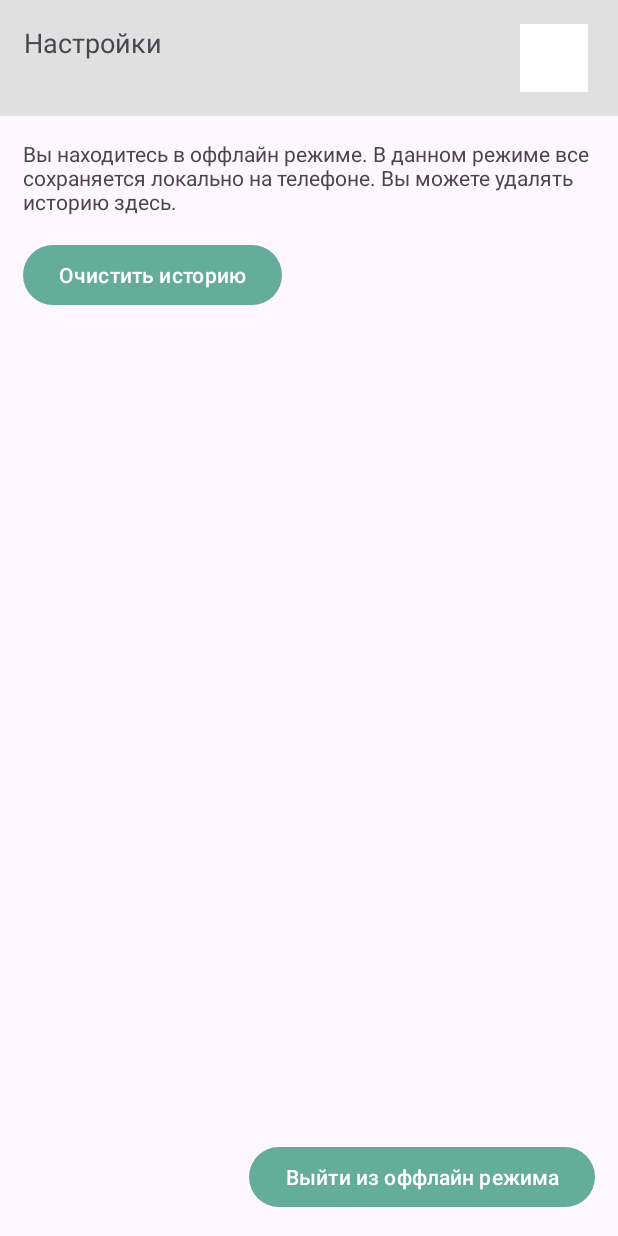
After one commit to NastyaKuznet/FocusTime, an Android app: the layout fragment_offline_setting.xml on its own in the app's theme, with its tools: preview values and no code run, on a phone screen of 412 x 824 dp. The commit adds this screen. Run offline under Robolectric (Android 15) with nearby library versions, the phone set to English and light mode, and no system bars.

Commit message:
maybe final offline mode and add dialog window for exit timer with system buttons

```diff
--- a/app/src/main/java/com/example/focustime/di/AppBindsModule.kt
+++ b/app/src/main/java/com/example/focustime/di/AppBindsModule.kt
@@ -87,6 +87,9 @@ interface AppBindsModule {
     fun bindAddIndicatorLocalUseCase(useCase: AddIndicatorLocalUseCaseImpl): AddIndicatorLocalUseCase
 
     @Binds
+    fun bindDeleteAllIndicatorsLocalUseCase(useCase: DeleteAllIndicatorsLocalUseCaseImpl): DeleteAllIndicatorsLocalUseCase
+
+    @Binds
     //@Singleton
     fun bindLocalDatabaseRepository(repository: LocalDatabaseRepositoryImpl): LocalDatabaseRepository
 
--- a/app/src/main/java/com/example/focustime/di/AppComponent.kt
+++ b/app/src/main/java/com/example/focustime/di/AppComponent.kt
@@ -15,6 +15,7 @@ import com.example.focustime.presentation.acceptRequest.AcceptRequestFragment
 import com.example.focustime.presentation.accountUser.AccountUserEditFragment
 import com.example.focustime.presentation.accountUser.AccountUserFragment
 import com.example.focustime.presentation.avatar.AvatarFragment
+import com.example.focustime.presentation.offlineSetting.OfflineSettingFragment
 import dagger.BindsInstance
 
 import dagger.Component
@@ -42,6 +43,7 @@ interface AppComponent {
     fun inject(fragment: AccountUserFragment)
     fun inject(fragment: AccountUserEditFragment)
     fun inject(fragment: AvatarFragment)
+    fun inject(fragment: OfflineSettingFragment)
 
     @Component.Builder
     interface Builder {
--- a/app/src/main/java/com/example/focustime/di/ViewModelModule.kt
+++ b/app/src/main/java/com/example/focustime/di/ViewModelModule.kt
@@ -16,6 +16,7 @@ import com.example.focustime.presentation.acceptRequest.AcceptRequestFragmentVie
 import com.example.focustime.presentation.accountUser.AccountUserEditFragmentViewModel
 import com.example.focustime.presentation.accountUser.AccountUserFragmentViewModel
 import com.example.focustime.presentation.avatar.AvatarFragmentViewModel
+import com.example.focustime.presentation.offlineSetting.OfflineSettingViewModel
 import dagger.Binds
 import dagger.Module
 import dagger.multibindings.IntoMap
@@ -95,4 +96,9 @@ abstract class ViewModelModule {
     @IntoMap
     @ViewModelKey(AvatarFragmentViewModel::class)
     abstract fun bindAvatarFragmentViewModel(viewModel: AvatarFragmentViewModel): ViewModel
+
+    @Binds
+    @IntoMap
+    @ViewModelKey(OfflineSettingViewModel::class)
+    abstract fun bindOfflineSettingViewModel(viewModel: OfflineSettingViewModel): ViewModel
 }
--- a/app/src/main/java/com/example/focustime/presentation/avatar/AvatarFragment.kt
+++ b/app/src/main/java/com/example/focustime/presentation/avatar/AvatarFragment.kt
@@ -60,6 +60,7 @@ class AvatarFragment : Fragment(R.layout.fragment_avatar) {
                     when (it) {
                         is UIState.Success -> {
                             Toast.makeText(requireContext(), it.message, Toast.LENGTH_SHORT).show()
+                            requireActivity().supportFragmentManager.popBackStack()
                         }
                         is UIState.Fail -> {
                             Toast.makeText(requireContext(), it.message, Toast.LENGTH_SHORT ).show()
--- a/app/src/main/java/com/example/focustime/presentation/main/MainActivity.kt
+++ b/app/src/main/java/com/example/focustime/presentation/main/MainActivity.kt
@@ -1,11 +1,7 @@
 package com.example.focustime.presentation.main
 
-import android.os.Bundle
-import android.view.View
 import androidx.appcompat.app.AppCompatActivity
-import com.example.focustime.presentation.authorization.AuthorizationFragment
 import com.example.focustime.R
-import com.example.focustime.presentation.registration.RegistrationFragment
 
 
 class MainActivity : AppCompatActivity(R.layout.activity_main)
--- /dev/null
+++ b/app/src/main/res/layout/fragment_offline_setting.xml
@@ -0,0 +1,60 @@
+<?xml version="1.0" encoding="utf-8"?>
+<androidx.constraintlayout.widget.ConstraintLayout xmlns:android="http://schemas.android.com/apk/res/android"
+    android:layout_width="match_parent"
+    android:layout_height="match_parent"
+    xmlns:app="http://schemas.android.com/apk/res-auto">
+
+    <LinearLayout
+        android:id="@+id/head"
+        android:layout_width="match_parent"
+        android:layout_height="wrap_content"
+        android:background="@color/custom_background"
+        android:orientation="horizontal"
+        android:padding="16dp"
+        app:layout_constraintTop_toTopOf="parent">
+
+        <TextView
+            android:id="@+id/screenTitle"
+            android:layout_width="0dp"
+            android:layout_height="wrap_content"
+            android:layout_weight="1"
+            android:text="Настройки"
+            android:textSize="18sp"/>
+
+        <ImageView
+            android:id="@+id/userAvatar"
+            android:layout_width="45dp"
+            android:layout_height="45dp"
+            android:layout_marginEnd="4dp"
+            android:background="@color/white"/>
+    </LinearLayout>
+
+    <TextView
+        android:id="@+id/text_offline"
+        android:layout_width="match_parent"
+        android:layout_height="wrap_content"
+        android:layout_margin="15dp"
+        android:text="Вы находитесь в оффлайн режиме. В данном режиме все сохраняется локально на телефоне. Вы можете удалять историю здесь."
+        app:layout_constraintTop_toBottomOf="@id/head"/>
+
+    <Button
+        android:id="@+id/delete_history"
+        android:layout_width="wrap_content"
+        android:layout_height="wrap_content"
+        android:text="Очистить историю"
+        android:layout_margin="15dp"
+        app:backgroundTint="@color/button_color"
+        app:layout_constraintTop_toBottomOf="@id/text_offline"
+        app:layout_constraintStart_toStartOf="parent"/>
+
+    <Button
+        android:id="@+id/exit"
+        android:layout_width="wrap_content"
+        android:layout_height="wrap_content"
+        android:text="Выйти из оффлайн режима"
+        android:layout_margin="15dp"
+        app:backgroundTint="@color/button_color"
+        app:layout_constraintBottom_toBottomOf="parent"
+        app:layout_constraintEnd_toEndOf="parent"/>
+
+</androidx.constraintlayout.widget.ConstraintLayout>
```
Also changed, not shown: app/src/main/java/com/example/focustime/domain/usecases/localDatabase/indicator/DeleteAllIndicatorsLocalUseCase.kt (added, +19 -0 lines), app/src/main/java/com/example/focustime/presentation/createNewTypeIndicator/NewTypeIndicatorFragment.kt (+8 -2 lines), app/src/main/java/com/example/focustime/presentation/focus/FocusFragment.kt (+6 -1 lines), app/src/main/java/com/example/focustime/presentation/friends/FriendsFragment.kt (+3 -6 lines), app/src/main/java/com/example/focustime/presentation/history/HistoryFragment.kt (+7 -5 lines), app/src/main/java/com/example/focustime/presentation/indicators/IndicatorsFragment.kt (+9 -2 lines), app/src/main/java/com/example/focustime/presentation/newFocus/NewFocusFragment.kt (+55 -2 lines), app/src/main/java/com/example/focustime/presentation/offlineSetting/OfflineSettingFragment.kt (added, +91 -0 lines), app/src/main/java/com/example/focustime/presentation/offlineSetting/OfflineSettingViewModel.kt (added, +36 -0 lines), app/src/main/java/com/example/focustime/presentation/openTypeIndicator/OpenTypeIndicatorFragment.kt (+7 -2 lines), app/src/main/java/com/example/focustime/presentation/root/RootFragment.kt (+22 -8 lines).
